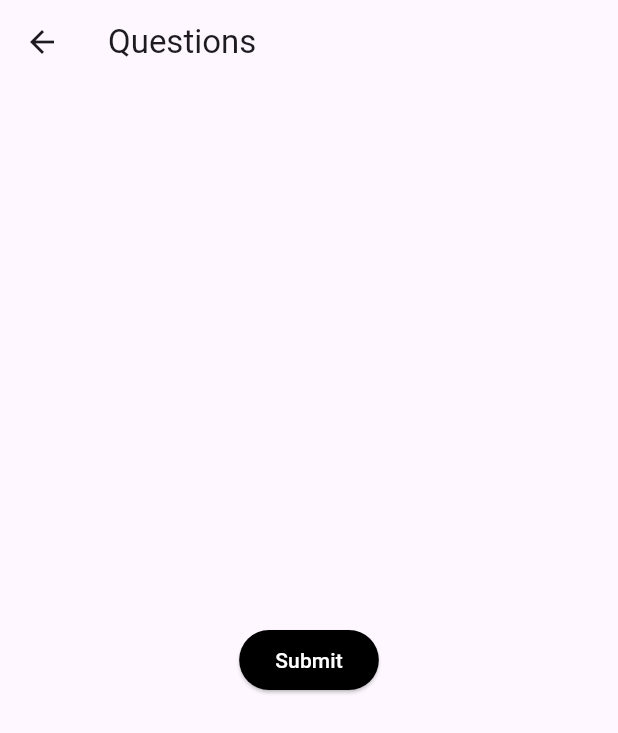
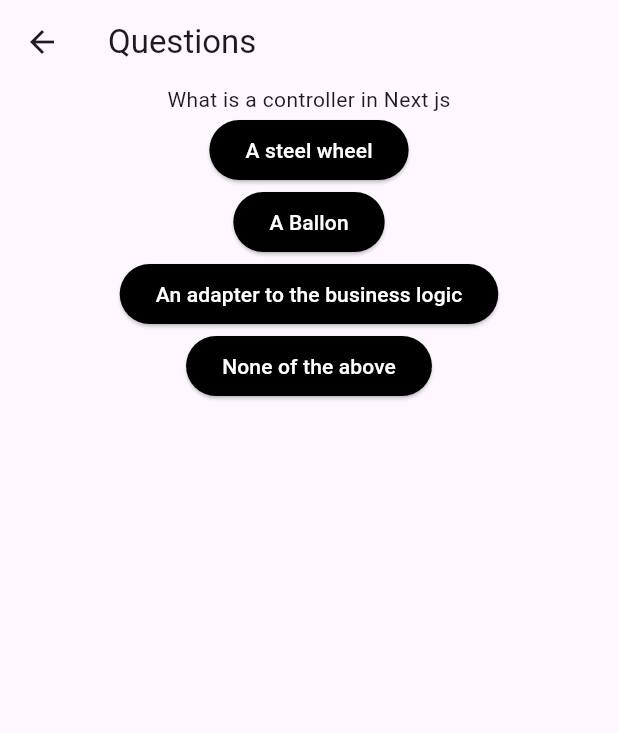
Before and after one commit to clever-cr/mobile_development_group8, a Flutter app: the Question screen opened by its route, on a phone screen of 412 x 824 dp. Shown: the top 733 px of the screen. Run offline on Flutter 3.47's test engine with Material 3 defaults, Android fonts, the phone set to English and light mode, and no system bars.

Commit message:
refine pages

```diff
--- a/lib/pages/question.dart
+++ b/lib/pages/question.dart
@@ -9,11 +9,34 @@ class Question extends StatelessWidget {
     return Scaffold(
       appBar: AppBar(title: Text("Questions")),
       body: Center(
-          child: Button(
-        buttonText: 'Submit',
-        onPressed: () {
-          Navigator.pushNamed(context, '/results');
-        },
+          child: Column(
+        children: [
+          Text("What is a controller in Next js"),
+          Button(
+            buttonText: 'A steel wheel',
+            onPressed: () {
+              Navigator.pushNamed(context, '/results');
+            },
+          ),
+          Button(
+            buttonText: 'A Ballon',
+            onPressed: () {
+              Navigator.pushNamed(context, '/results');
+            },
+          ),
+          Button(
+            buttonText: 'An adapter to the business logic',
+            onPressed: () {
+              Navigator.pushNamed(context, '/results');
+            },
+          ),
+          Button(
+            buttonText: 'None of the above',
+            onPressed: () {
+              Navigator.pushNamed(context, '/results');
+            },
+          ),
+        ],
       )),
     );
   }
```
Also changed, not shown: lib/pages/categories.dart (+6 -6 lines), lib/pages/results.dart (+18 -7 lines), flutter_03.png (added).
